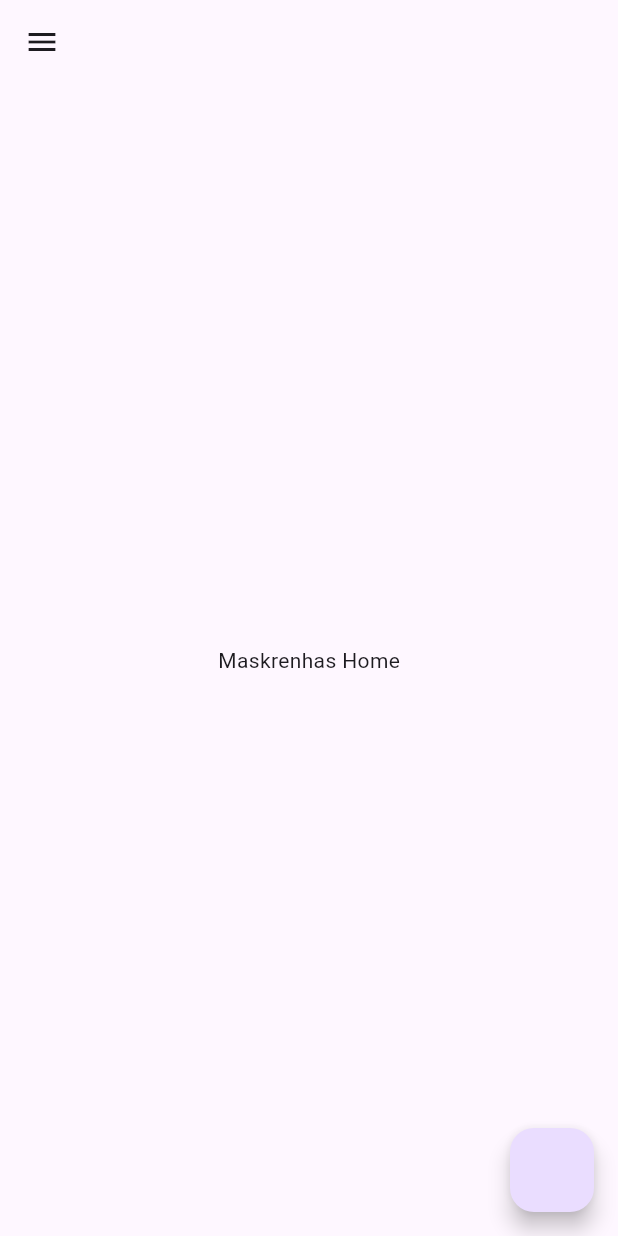
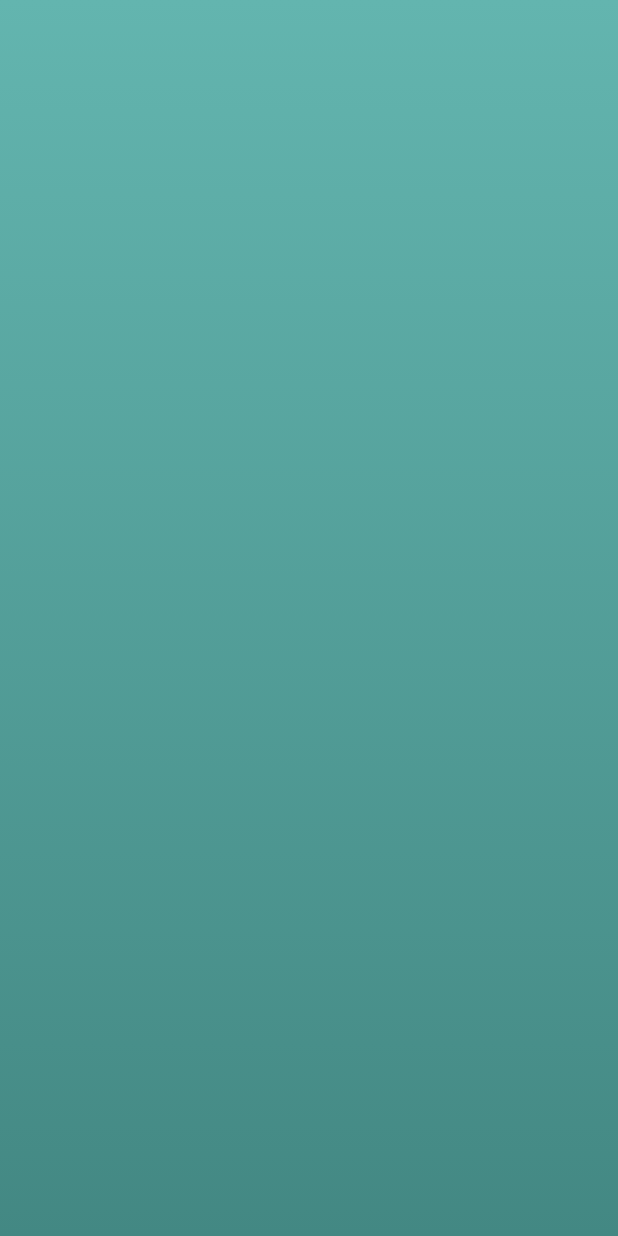
Before and after one commit to maskrenhas2022/moneyapp, a Flutter app: the screen it shows after launch, on a phone screen of 412 x 824 dp. Run offline on Flutter 3.47's test engine with Material 3 defaults, Android fonts, the phone set to English and light mode, and no system bars.

Commit message:
Start  create new folder and files.dart

```diff
--- a/lib/app.dart
+++ b/lib/app.dart
@@ -1,18 +1,11 @@
 import 'package:flutter/material.dart';
+import 'package:moneyapp/features/splash/splash_page.dart';
 
 class App extends StatelessWidget {
   const App({super.key});
 
   @override
   Widget build(BuildContext context) {
-    return MaterialApp(
-      home: Scaffold(
-        appBar: AppBar(),
-        drawer: const Drawer(),
-
-        body: const Center(child: Text('Maskrenhas Home')),
-        floatingActionButton: FloatingActionButton(onPressed: () {}),
-      ),
-    );
+    return MaterialApp(home: SplashPage());
   }
 }
--- /dev/null
+++ b/lib/features/splash/splash_page.dart
@@ -0,0 +1,18 @@
+import 'package:flutter/material.dart';
+
+class SplashPage extends StatelessWidget {
+  const SplashPage({super.key});
+
+  @override
+  Widget build(BuildContext context) {
+    return Container(
+      decoration: BoxDecoration(
+        gradient: LinearGradient(
+          begin: Alignment.topCenter,
+          end: Alignment.bottomCenter,
+          colors: [Color(0xFF63B5AF), Color(0xFF438883)],
+        ),
+      ),
+    );
+  }
+}
```
Also changed, not shown: lib/features/splash/splash_controller.dart (added).
